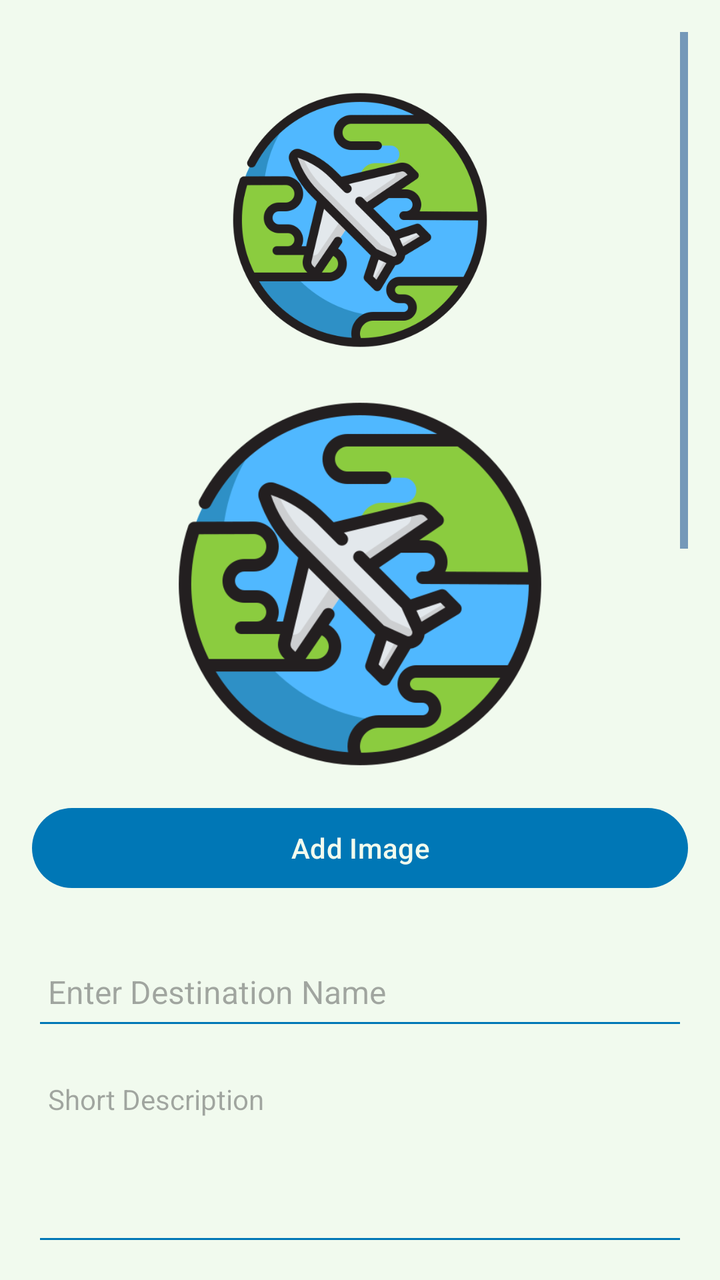
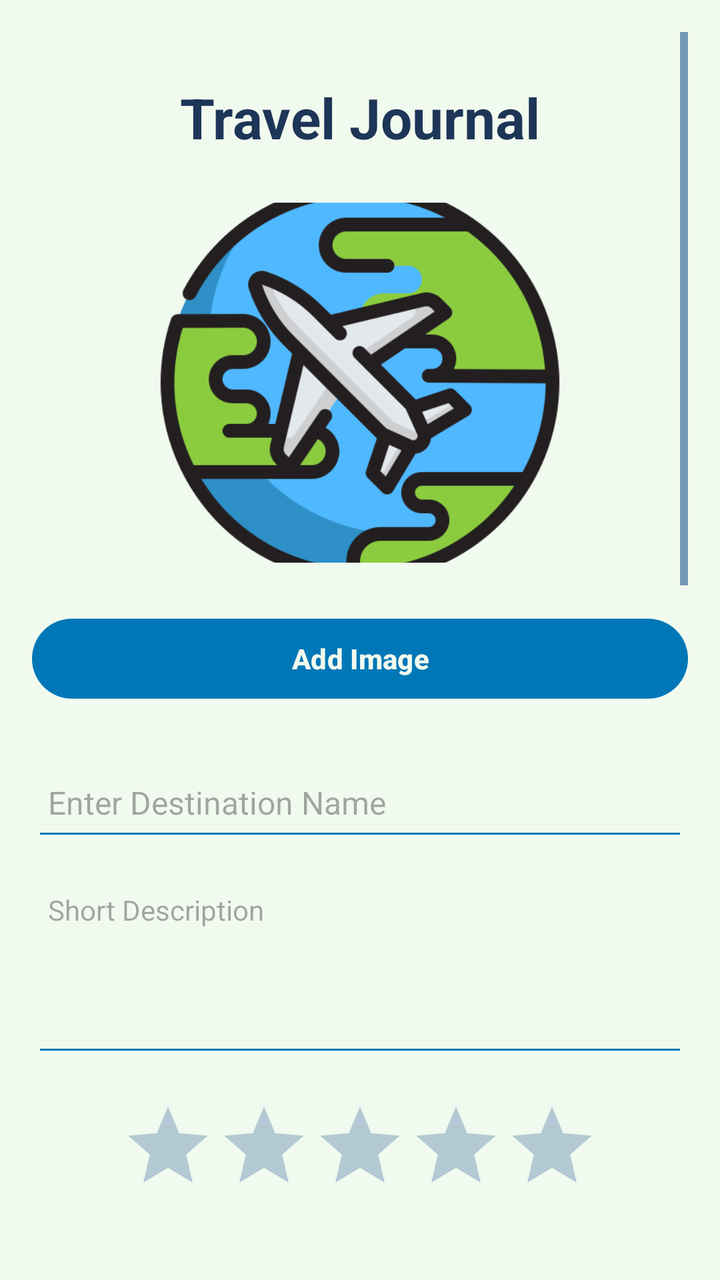

The first picture is an Android layout as it rendered before a commit; the second is the same layout after the commit. The layout source and the unified diff follow.
<!-- AndroidManifest.xml: application theme Theme.WebAppProject -->
<!-- res/layout/activity_travel.xml -->
<?xml version="1.0" encoding="utf-8"?>
<androidx.constraintlayout.widget.ConstraintLayout
    xmlns:android="http://schemas.android.com/apk/res/android"
    xmlns:app="http://schemas.android.com/apk/res-auto"
    xmlns:tools="http://schemas.android.com/tools"
    android:id="@+id/addDestinationLayout"
    android:layout_width="match_parent"
    android:layout_height="match_parent"
    android:background="@color/backgroundColor"
    android:padding="16dp"
    tools:context=".TravelActivity">


    <ScrollView
        android:layout_width="0dp"
        android:layout_height="0dp"
        app:layout_constraintTop_toTopOf="parent"
        app:layout_constraintBottom_toBottomOf="parent"
        app:layout_constraintStart_toStartOf="parent"
        app:layout_constraintEnd_toEndOf="parent">


        <LinearLayout
            android:layout_width="match_parent"
            android:layout_height="wrap_content"
            android:orientation="vertical"
            android:gravity="center_horizontal">


            <ImageView
                android:id="@+id/destinationImage"
                android:layout_width="140dp"
                android:layout_height="140dp"
                android:layout_marginTop="24dp"
                android:scaleType="fitCenter"
                android:src="@drawable/world_icon"
                android:contentDescription="Destination Image" />

            <ImageView
                android:id="@+id/destinationPhoto"
                android:layout_width="200dp"
                android:layout_height="200dp"
                android:layout_marginTop="12dp"
                android:scaleType="centerCrop"
                android:src="@drawable/world_icon"
                android:contentDescription="Description Photo"/>

            <Button
                android:id="@+id/btnAddImage"
                android:layout_width="match_parent"
                android:layout_height="wrap_content"
                android:text="Add Image"
                android:layout_marginTop="8dp"/>

            
            <EditText
                android:id="@+id/destinationName"
                android:layout_width="match_parent"
                android:layout_height="48dp"
                android:layout_marginTop="24dp"
                android:hint="Enter Destination Name"
                android:padding="8dp"
                android:textColor="@color/textPrimary"
                android:textSize="16sp"
                android:backgroundTint="@color/colorPrimary"
                android:maxLines="1"
                android:inputType="text" />


            <EditText
                android:id="@+id/destinationDescription"
                android:layout_width="match_parent"
                android:layout_height="96dp"
                android:layout_marginTop="12dp"
                android:hint="Short Description"
                android:padding="8dp"
                android:textColor="@color/textPrimary"
                android:textSize="14sp"
                android:backgroundTint="@color/colorPrimary"
                android:gravity="top"
                android:inputType="textMultiLine"
                android:scrollbars="vertical" />


            
            <RatingBar
                android:id="@+id/destinationRating"
                android:layout_width="wrap_content"
                android:layout_height="wrap_content"
                android:layout_marginTop="16dp"
                android:numStars="5"
                android:stepSize="1"
                android:rating="0"
                android:isIndicator="false" />


            <EditText
                android:id="@+id/destinationActivities"
                android:layout_width="match_parent"
                android:layout_height="120dp"
                android:layout_marginTop="12dp"
                android:hint="Things to do here"
                android:padding="8dp"
                android:textColor="@color/textPrimary"
                android:textSize="14sp"
                android:backgroundTint="@color/colorPrimary"
                android:gravity="top"
                android:inputType="textMultiLine"
                android:scrollbars="vertical" />


            <TextView
                android:layout_width="wrap_content"
                android:layout_height="wrap_content"
                android:text="Date Arrived"
                android:textColor="@color/textPrimary"
                android:layout_marginTop="16dp" />


            <EditText
                android:id="@+id/dateArrived"
                android:layout_width="match_parent"
                android:layout_height="48dp"
                android:hint="Select arrival date"
                android:focusable="false"
                android:clickable="true"
                android:padding="8dp"
                android:textColor="@color/textPrimary"
                android:backgroundTint="@color/colorPrimary" />


            <TextView
                android:layout_width="wrap_content"
                android:layout_height="wrap_content"
                android:text="Date Left"
                android:textColor="@color/textPrimary"
                android:layout_marginTop="12dp" />


            <EditText
                android:id="@+id/dateLeft"
                android:layout_width="match_parent"
                android:layout_height="48dp"
                android:hint="Select departure date"
                android:focusable="false"
                android:clickable="true"
                android:padding="8dp"
                android:textColor="@color/textPrimary"
                android:backgroundTint="@color/colorPrimary" />



            <Button
                android:id="@+id/btnAddDestination"
                android:layout_width="match_parent"
                android:layout_height="wrap_content"
                android:layout_marginTop="24dp"
                android:text="Add Destination"
                android:backgroundTint="@color/colorAccent"
                android:textColor="@color/colorPrimary"
                android:textSize="18sp"
                android:stateListAnimator="@null" />

            <Button
                android:id="@+id/btnViewDestinations"
                android:layout_width="match_parent"
                android:layout_height="wrap_content"
                android:layout_marginTop="12dp"
                android:text="View Saved Destinations"
                android:backgroundTint="@color/colorPrimary"
                android:textColor="@android:color/white" />

            <androidx.recyclerview.widget.RecyclerView
            android:id="@+id/destinationList"
            android:layout_width="match_parent"
            android:layout_height="300dp"
            android:layout_marginTop="20dp"/>

        </LinearLayout>
    </ScrollView>

</androidx.constraintlayout.widget.ConstraintLayout>
<!-- resources referenced by this layout -->
<resources>
  <color name="backgroundColor">#F1FAEE</color>
  <color name="colorAccent">#FFB703</color>
  <color name="colorPrimary">#0077B6</color>
  <color name="textPrimary">#1D3557</color>
  <!-- drawable world_icon: png bitmap (drawable, 49991 bytes) -->
  <style name="Theme.WebAppProject" parent="Base.Theme.WebAppProject" />
  <style name="Base.Theme.WebAppProject" parent="Theme.Material3.DayNight.NoActionBar">
  
          <item name="colorPrimary">@color/colorPrimary</item>
          <item name="colorPrimaryContainer">@color/colorPrimaryDark</item>
          <item name="colorOnPrimary">@color/backgroundColor</item>
  
          <item name="colorSecondary">@color/colorAccent</item>
          <item name="colorSecondaryContainer">@color/colorAccent</item>
          <item name="colorOnSecondary">@color/textPrimary</item>
  
          <item name="android:windowBackground">@color/backgroundColor</item>
          <item name="colorSurface">@color/backgroundColor</item>
          <item name="colorOnSurface">@color/textPrimary</item>
  
          <item name="android:textColorPrimary">@color/textPrimary</item>
          <item name="android:textColorSecondary">@color/colorPrimaryDark</item>
      </style>
  <color name="colorPrimaryDark">#023E8A</color>
</resources>

<!-- the commit's change to res/layout/activity_travel.xml (unified diff, before → after) -->
@@ -27,30 +27,39 @@
             android:gravity="center_horizontal">
 
 
-            <ImageView
-                android:id="@+id/destinationImage"
-                android:layout_width="140dp"
-                android:layout_height="140dp"
+            <TextView
+                android:id="@+id/appTitle"
+                android:layout_width="wrap_content"
+                android:layout_height="wrap_content"
+                android:text="Travel Journal"
+                android:textSize="28sp"
+                android:textStyle="bold"
+                android:textColor="@color/textPrimary"
                 android:layout_marginTop="24dp"
-                android:scaleType="fitCenter"
-                android:src="@drawable/world_icon"
-                android:contentDescription="Destination Image" />
+                android:layout_marginBottom="12dp"
+                android:layout_gravity="center"/>
 
-            <ImageView
+
+            <com.google.android.material.imageview.ShapeableImageView
                 android:id="@+id/destinationPhoto"
-                android:layout_width="200dp"
-                android:layout_height="200dp"
+                android:layout_width="220dp"
+                android:layout_height="180dp"
                 android:layout_marginTop="12dp"
+                android:layout_marginBottom="16dp"
+                android:layout_gravity="center"
                 android:scaleType="centerCrop"
                 android:src="@drawable/world_icon"
-                android:contentDescription="Description Photo"/>
+                android:contentDescription="Destination Photo"
+                app:shapeAppearanceOverlay="@style/roundedImage"/>
 
             <Button
                 android:id="@+id/btnAddImage"
                 android:layout_width="match_parent"
                 android:layout_height="wrap_content"
                 android:text="Add Image"
-                android:layout_marginTop="8dp"/>
+                android:layout_marginTop="8dp"
+                android:textAllCaps="false"
+                android:textStyle="bold"/>
 
             
             <EditText
@@ -159,7 +168,9 @@
                 android:backgroundTint="@color/colorAccent"
                 android:textColor="@color/colorPrimary"
                 android:textSize="18sp"
-                android:stateListAnimator="@null" />
+                android:stateListAnimator="@null"
+                android:textAllCaps="false"
+                android:textStyle="bold"/>
 
             <Button
                 android:id="@+id/btnViewDestinations"
<!-- resource entries referenced after the edit -->
@@ -5,6 +5,10 @@
   <color name="colorPrimary">#0077B6</color>
   <color name="textPrimary">#1D3557</color>
   <!-- drawable world_icon: png bitmap (drawable, 49991 bytes) -->
+  <style name="roundedImage">
+          <item name="cornerFamily">rounded</item>
+          <item name="cornerSize">16dp</item>
+      </style>
   <style name="Theme.WebAppProject" parent="Base.Theme.WebAppProject" />
   <style name="Base.Theme.WebAppProject" parent="Theme.Material3.DayNight.NoActionBar">
   
@@ -22,6 +26,7 @@
   
           <item name="android:textColorPrimary">@color/textPrimary</item>
           <item name="android:textColorSecondary">@color/colorPrimaryDark</item>
+  
       </style>
   <color name="colorPrimaryDark">#023E8A</color>
 </resources>
